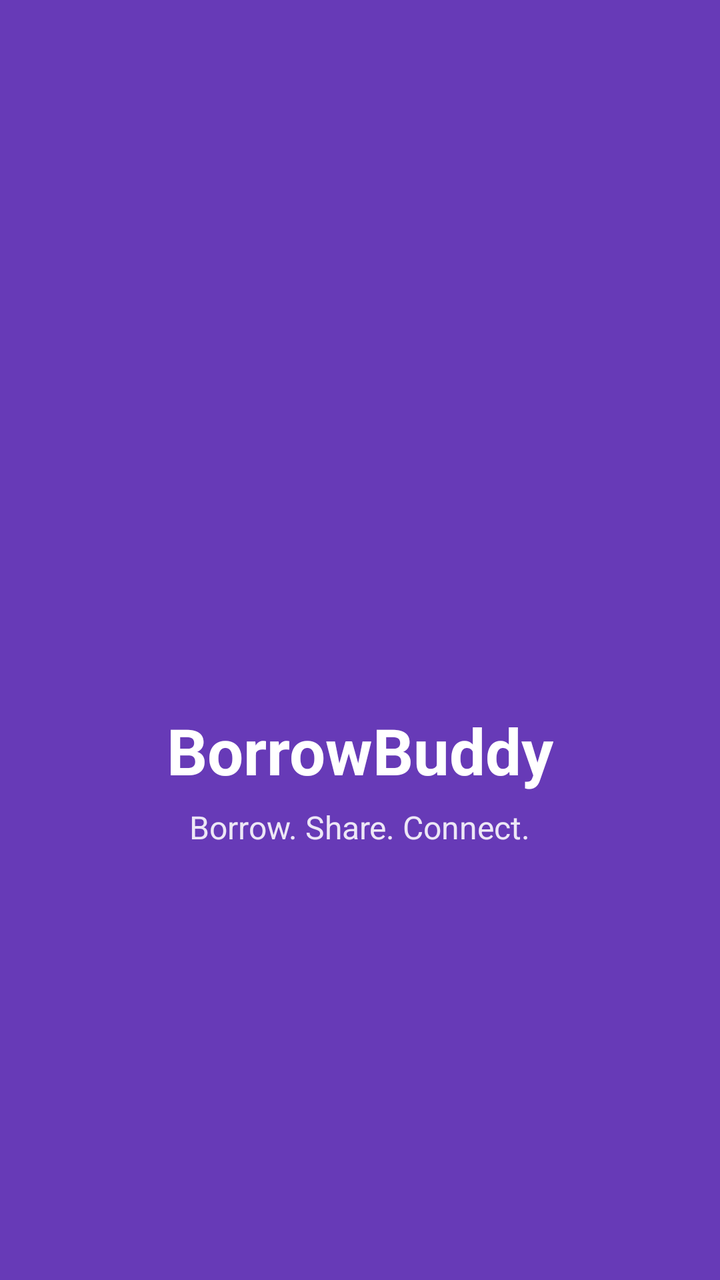
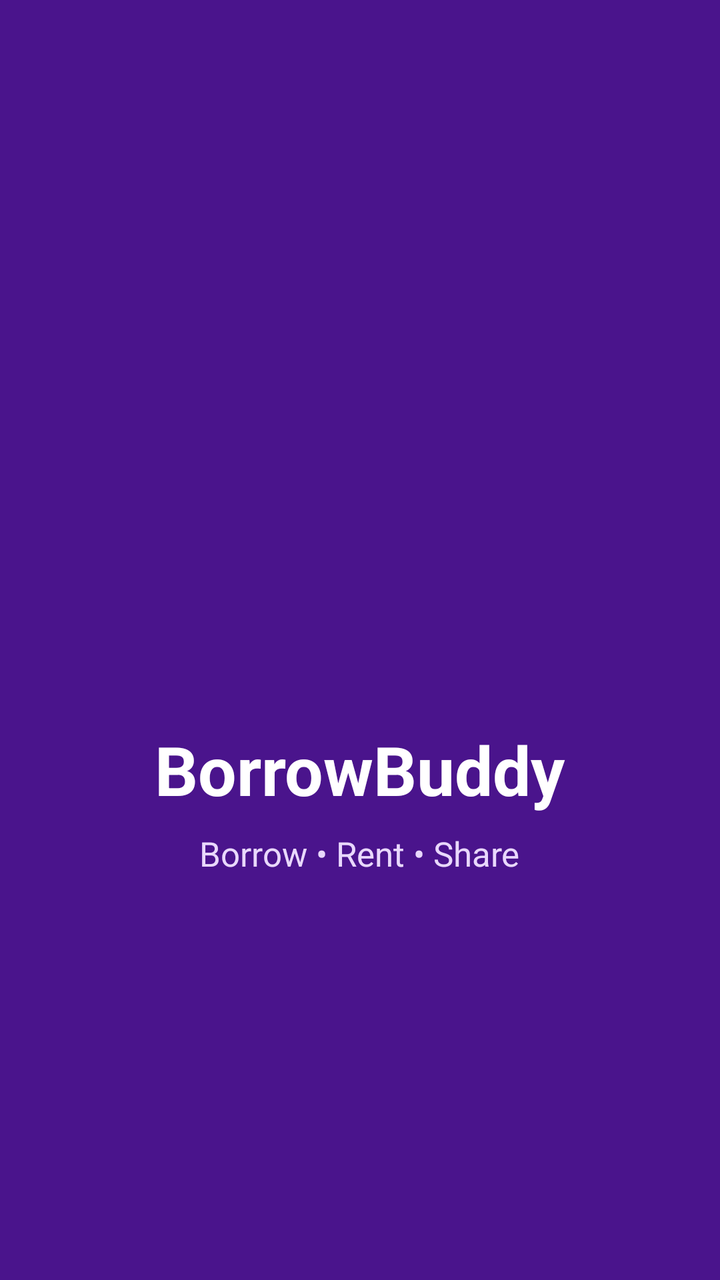

An Android layout rendered at two revisions. The XML below is the earlier revision; the diff shows what the commit changed to produce the second picture.
<!-- AndroidManifest.xml: application theme Theme.BorrowBuddy -->
<!-- res/layout/activity_splash.xml -->
<?xml version="1.0" encoding="utf-8"?>
<RelativeLayout xmlns:android="http://schemas.android.com/apk/res/android"
    android:layout_width="match_parent"
    android:layout_height="match_parent"
    android:background="#673AB7">

    <LinearLayout
        android:layout_width="wrap_content"
        android:layout_height="wrap_content"
        android:layout_centerInParent="true"
        android:gravity="center"
        android:orientation="vertical">

        

        <ImageView
            android:id="@+id/imgLogo"
            android:layout_width="120dp"
            android:layout_height="120dp"
            android:src="@mipmap/ic_launcher" />

        

        <TextView
            android:id="@+id/txtAppName"
            android:layout_width="wrap_content"
            android:layout_height="wrap_content"
            android:layout_marginTop="18dp"
            android:text="BorrowBuddy"
            android:textColor="#FFFFFF"
            android:textSize="32sp"
            android:textStyle="bold" />

        

        <TextView
            android:id="@+id/txtTagLine"
            android:layout_width="wrap_content"
            android:layout_height="wrap_content"
            android:layout_marginTop="6dp"
            android:text="Borrow. Share. Connect."
            android:textColor="#EDE7F6"
            android:textSize="16sp" />

    </LinearLayout>

</RelativeLayout>
<!-- resources referenced by this layout -->
<resources>
  <!-- mipmap ic_launcher (mipmap-anydpi-v26) -->
  <?xml version="1.0" encoding="utf-8"?>
  <adaptive-icon xmlns:android="http://schemas.android.com/apk/res/android">
      <background android:drawable="@mipmap/ic_launcher_background"/>
      <foreground android:drawable="@mipmap/ic_launcher_foreground"/>
      <monochrome android:drawable="@mipmap/ic_launcher_foreground"/>
  </adaptive-icon>
  <style name="Theme.BorrowBuddy" parent="Base.Theme.BorrowBuddy" />
  <style name="Base.Theme.BorrowBuddy" parent="Theme.Material3.DayNight.NoActionBar">
          
          
      </style>
</resources>

<!-- the commit's change to res/layout/activity_splash.xml (unified diff, before → after) -->
@@ -1,47 +1,35 @@
 <?xml version="1.0" encoding="utf-8"?>
-<RelativeLayout xmlns:android="http://schemas.android.com/apk/res/android"
+<LinearLayout
+    xmlns:android="http://schemas.android.com/apk/res/android"
     android:layout_width="match_parent"
     android:layout_height="match_parent"
-    android:background="#673AB7">
+    android:orientation="vertical"
+    android:gravity="center"
+    android:background="#4A148C"
+    android:padding="24dp">
 
-    <LinearLayout
+    <ImageView
+        android:id="@+id/imgLogo"
+        android:layout_width="140dp"
+        android:layout_height="140dp"
+        android:src="@mipmap/ic_launcher"
+        android:contentDescription="BorrowBuddy Logo" />
+
+    <TextView
         android:layout_width="wrap_content"
         android:layout_height="wrap_content"
-        android:layout_centerInParent="true"
-        android:gravity="center"
-        android:orientation="vertical">
+        android:layout_marginTop="20dp"
+        android:text="BorrowBuddy"
+        android:textColor="#FFFFFF"
+        android:textSize="34sp"
+        android:textStyle="bold" />
 
-        
+    <TextView
+        android:layout_width="wrap_content"
+        android:layout_height="wrap_content"
+        android:layout_marginTop="8dp"
+        android:text="Borrow • Rent • Share"
+        android:textColor="#E9D8FD"
+        android:textSize="17sp" />
 
-        <ImageView
-            android:id="@+id/imgLogo"
-            android:layout_width="120dp"
-            android:layout_height="120dp"
-            android:src="@mipmap/ic_launcher" />
-
-        
-
-        <TextView
-            android:id="@+id/txtAppName"
-            android:layout_width="wrap_content"
-            android:layout_height="wrap_content"
-            android:layout_marginTop="18dp"
-            android:text="BorrowBuddy"
-            android:textColor="#FFFFFF"
-            android:textSize="32sp"
-            android:textStyle="bold" />
-
-        
-
-        <TextView
-            android:id="@+id/txtTagLine"
-            android:layout_width="wrap_content"
-            android:layout_height="wrap_content"
-            android:layout_marginTop="6dp"
-            android:text="Borrow. Share. Connect."
-            android:textColor="#EDE7F6"
-            android:textSize="16sp" />
-
-    </LinearLayout>
-
-</RelativeLayout>
+</LinearLayout>
